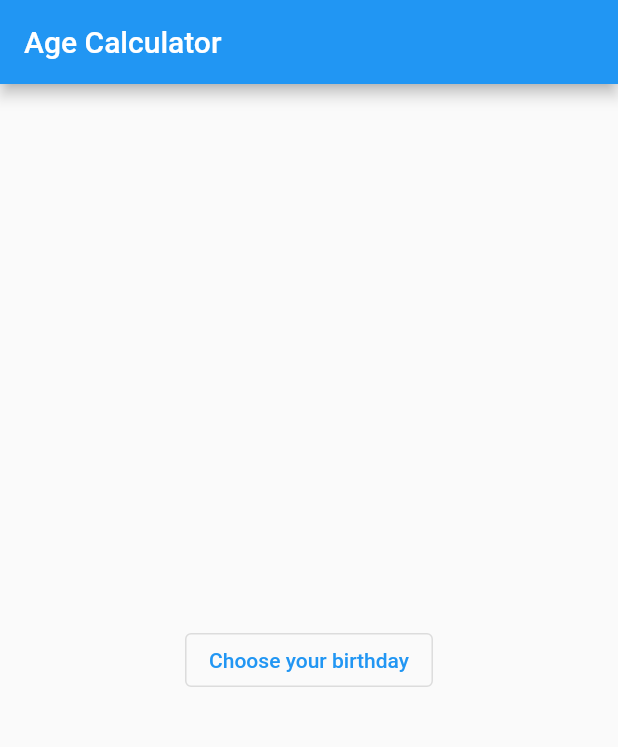
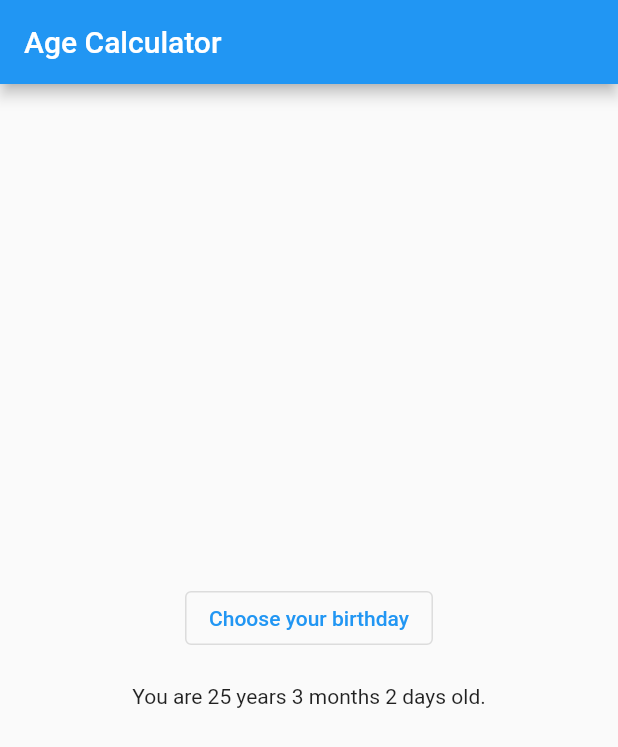
Before and after one commit to aparnapanda55/age_calculator, a Flutter app: the screen it shows after launch, on a phone screen of 412 x 824 dp. Shown: the top 747 px of the screen. Run offline on Flutter 3.47's test engine with Material 2 defaults, Android fonts, the phone set to English and light mode, and no system bars.

Commit message:
added text and wrapped in a column

```diff
--- a/lib/main.dart
+++ b/lib/main.dart
@@ -27,16 +27,26 @@ class HomePage extends StatelessWidget {
         title: const Text('Age Calculator'),
       ),
       body: Center(
-        child: OutlinedButton(
-          onPressed: () {
-            showDatePicker(
+        child: Column(
+          mainAxisAlignment: MainAxisAlignment.center,
+          children: [
+            OutlinedButton(
+              onPressed: () async {
+                final dateSelected = await showDatePicker(
                   context: context,
                   initialDate: DateTime.now(),
                   firstDate: DateTime(1900),
                   lastDate: DateTime.now(),
                 );
+                print(dateSelected);
               },
               child: const Text('Choose your birthday'),
+            ),
+            Padding(
+              padding: const EdgeInsets.all(20),
+              child: Text('You are 25 years 3 months 2 days old.'),
+            ),
+          ],
         ),
       ),
     );
```
Lines whose indentation alone changed are shown as unchanged.
